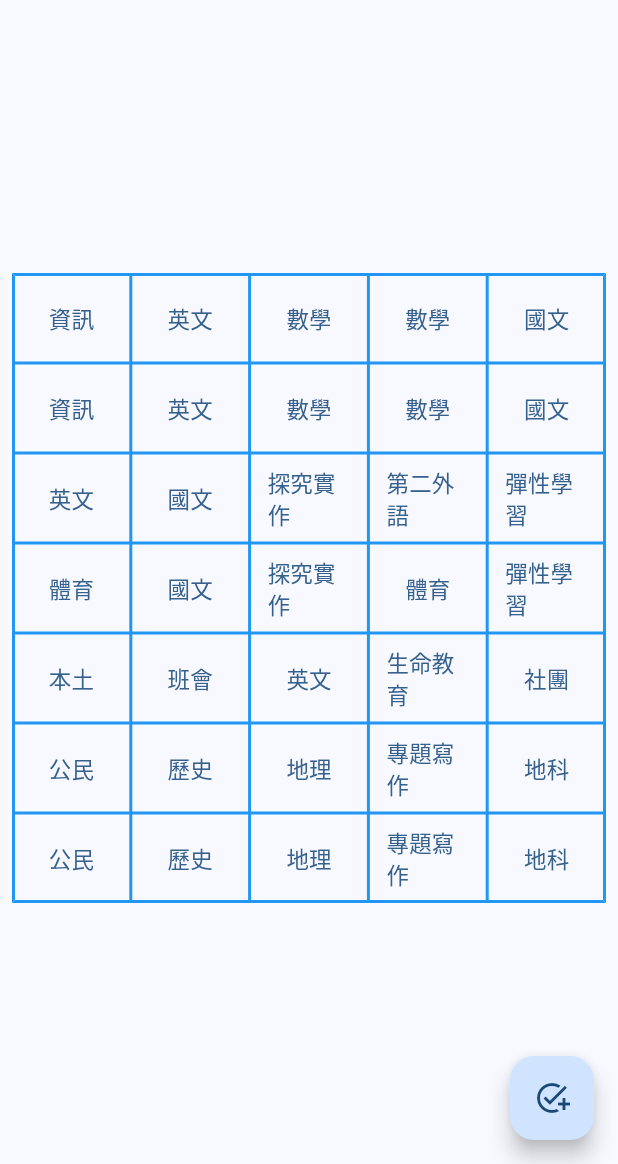
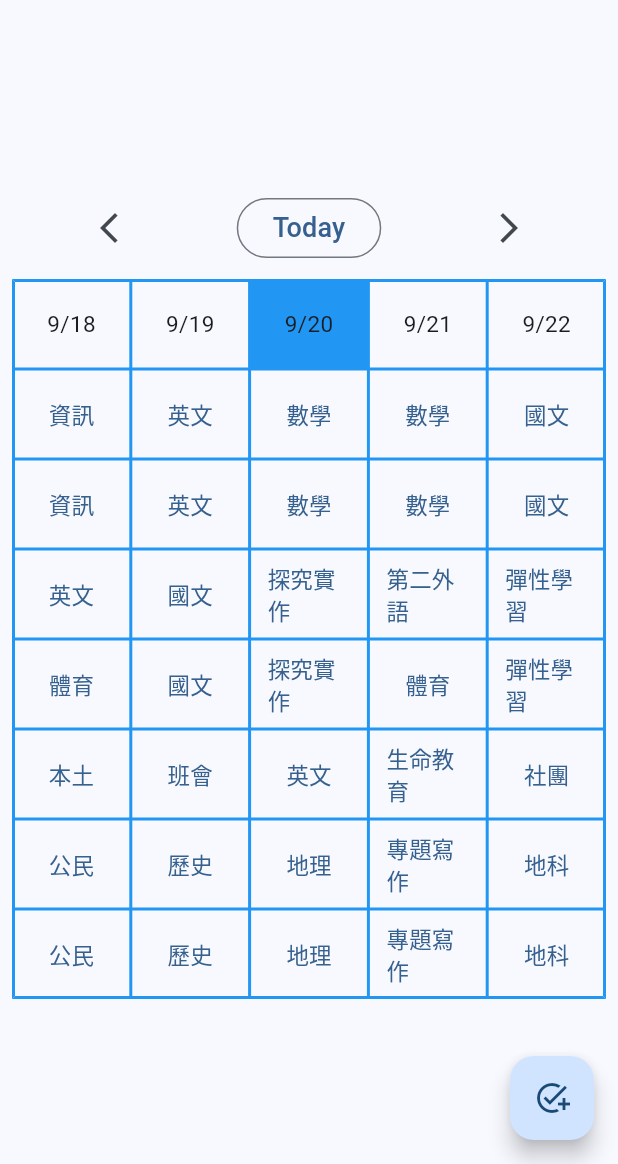
Before and after one commit to ycy-0510/class_todo_tfg, a Flutter app: the screen it shows once a user with an empty profile is signed in, on a phone screen of 412 x 824 dp, the part 72-1236 px from its top. Run offline on Flutter 3.47's test engine with Material 2 defaults, Android fonts, the light colour scheme and no system bars; our stand-ins replace cloud_firestore, firebase_auth, firebase_core, flutter_riverpod, fluttertoast; accounts and stored records are empty; network calls fail; statements that could not run were skipped.

Commit message:
add date change and upload task

```diff
--- a/lib/page/home_page.dart
+++ b/lib/page/home_page.dart
@@ -35,12 +35,65 @@ class HomePage extends ConsumerWidget {
       body: Padding(
         padding: const EdgeInsets.all(8),
         child: Center(
-          child: Table(
-              border: TableBorder.all(
-                  color: Colors.blue,
-                  width:
-                      2), // Allows to add a border decoration around your table
+          child: SingleChildScrollView(
+            physics: const BouncingScrollPhysics(),
+            child: Column(
+              crossAxisAlignment: CrossAxisAlignment.stretch,
               children: [
+                Padding(
+                  padding: const EdgeInsets.all(10),
+                  child: Row(
+                    mainAxisAlignment: MainAxisAlignment.spaceAround,
+                    children: [
+                      IconButton(
+                          onPressed: () =>
+                              ref.read(dateProvider.notifier).lastWeek(),
+                          icon: const Icon(Icons.arrow_back_ios_new)),
+                      OutlinedButton(
+                          onPressed: () =>
+                              ref.read(dateProvider.notifier).today(),
+                          child: const Text(
+                            'Today',
+                            style: TextStyle(fontSize: 18),
+                          )),
+                      IconButton(
+                          onPressed: () =>
+                              ref.read(dateProvider.notifier).nextWeek(),
+                          icon: const Icon(Icons.arrow_forward_ios)),
+                    ],
+                  ),
+                ),
+                Table(
+                    border: TableBorder.all(color: Colors.blue, width: 2),
+                    children: [
+                      TableRow(children: [
+                        for (int d = 0; d < 5; d++)
+                          Builder(builder: (context) {
+                            DateTime today = ref.watch(dateProvider).now;
+                            DateTime date = ref
+                                .watch(dateProvider)
+                                .sunday
+                                .add(Duration(days: d + 1));
+                            bool isToday = false;
+                            if (date.isBefore(today) &&
+                                date
+                                    .add(const Duration(days: 1))
+                                    .isAfter(today)) {
+                              isToday = true;
+                            }
+                            int month = date.month;
+                            int day = date.day;
+                            return Container(
+                              height: 60,
+                              alignment: Alignment.center,
+                              color: isToday ? Colors.blue : null,
+                              child: Text(
+                                '$month/$day',
+                                style: const TextStyle(fontSize: 15),
+                              ),
+                            );
+                          }),
+                      ]),
                       for (int l = 0; l < 7; l++)
                         TableRow(children: [
                           for (int d = 0; d < 5; d++)
@@ -57,6 +110,9 @@ class HomePage extends ConsumerWidget {
                             ),
                         ]),
                     ]),
+              ],
+            ),
+          ),
         ),
       ),
       floatingActionButton: FloatingActionButton(
@@ -109,11 +165,15 @@ class HomePage extends ConsumerWidget {
                                   child: Text('報告'),
                                 ),
                               ]),
+                          Row(
+                            mainAxisAlignment: MainAxisAlignment.center,
+                            children: [
                               TextButton(
                                 onPressed: () {
                                   showDatePicker(
                                           context: context,
-                                      initialDate: ref.read(formProvider).date,
+                                          initialDate:
+                                              ref.read(formProvider).date,
                                           firstDate: DateTime.now(),
                                           lastDate: DateTime.now()
                                               .add(const Duration(days: 150)))
@@ -127,10 +187,33 @@ class HomePage extends ConsumerWidget {
                                       .watch(formProvider)
                                       .date
                                       .toString()
+                                      .split(' ')[0],
+                                  style: const TextStyle(fontSize: 18),
+                                ),
+                              ),
+                              TextButton(
+                                onPressed: () {
+                                  showTimePicker(
+                                    context: context,
+                                    initialTime: TimeOfDay.fromDateTime(
+                                        ref.read(formProvider).date),
+                                  ).then((TimeOfDay? time) => ref
+                                      .read(formProvider.notifier)
+                                      .timeChange(time!));
+                                },
+                                style: TextButton.styleFrom(),
+                                child: Text(
+                                  ref
+                                      .watch(formProvider)
+                                      .date
+                                      .toString()
+                                      .split(' ')[1]
                                       .split('.')[0],
                                   style: const TextStyle(fontSize: 18),
                                 ),
-                          )
+                              ),
+                            ],
+                          ),
                         ],
                       ));
                     },
@@ -145,7 +228,10 @@ class HomePage extends ConsumerWidget {
                       child: const Text('Cancel'),
                     ),
                     TextButton(
-                      onPressed: () {},
+                      onPressed: () {
+                        ref.read(formProvider.notifier).upload();
+                        Navigator.of(context).pop();
+                      },
                       style: TextButton.styleFrom(),
                       child: const Text('Save'),
                     )
--- a/lib/provider.dart
+++ b/lib/provider.dart
@@ -1,4 +1,5 @@
 import 'package:class_todo_list/logic/auth_notifier.dart';
+import 'package:class_todo_list/logic/date_notifier.dart';
 import 'package:class_todo_list/logic/form_notifier.dart';
 import 'package:flutter_riverpod/flutter_riverpod.dart';
 
@@ -8,10 +9,14 @@ final toastProvider = StateProvider<String>(
 
 final authProvider = StateNotifierProvider<AuthNotifier, AuthState>(
   (ref) {
-    return AuthNotifier(ref);
+    return AuthNotifier();
   },
 );
 
 final formProvider = StateNotifierProvider<FormNotifier, FormState>((ref) {
-  return FormNotifier();
+  return FormNotifier(ref);
 });
+
+final dateProvider = StateNotifierProvider<DateNotifier, DateState>((ref) {
+  return DateNotifier();
+});
--- a/pubspec.yaml
+++ b/pubspec.yaml
@@ -9,7 +9,7 @@ environment:
 dependencies:
   flutter:
     sdk: flutter
-  cloud_firestore: ^4.9.1
+  cloud_firestore: ^4.9.2
   firebase_auth: ^4.9.0
   firebase_core: ^2.15.1
   flutter_riverpod: ^2.4.0
```
Also changed, not shown: lib/logic/auth_notifier.dart (+1 -6 lines), lib/logic/date_notifier.dart (added, +36 -0 lines), lib/logic/form_notifier.dart (+32 -1 lines), pubspec.lock. Lines whose indentation alone changed are shown as unchanged.
